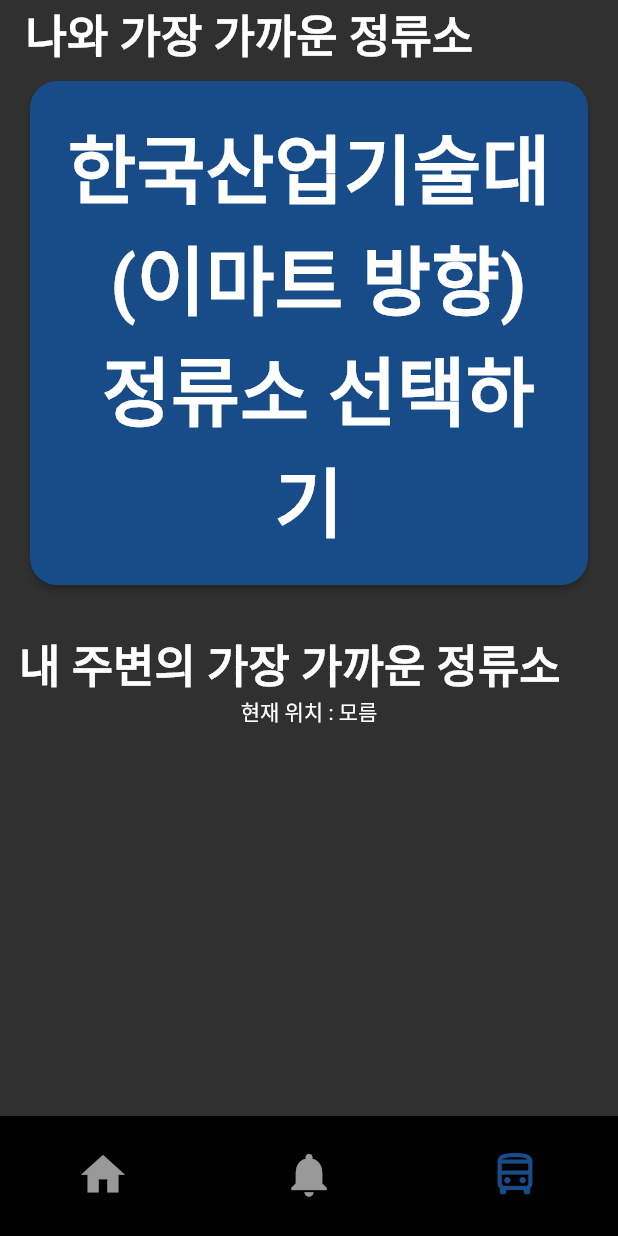
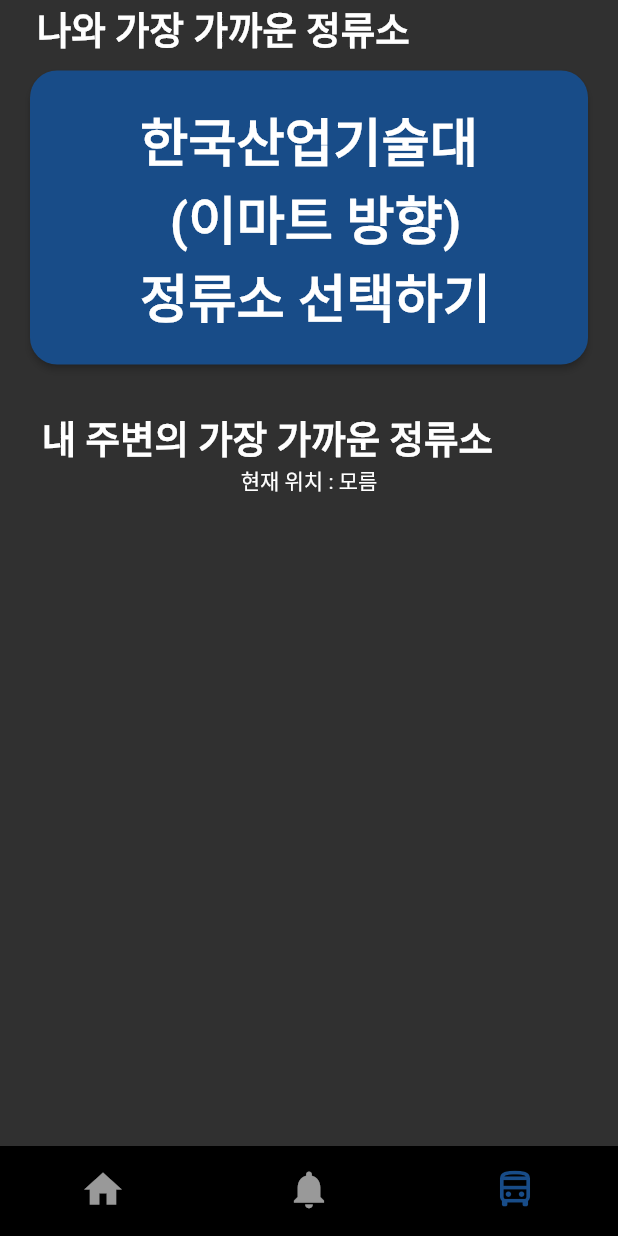
Before and after one commit to gowoonsori/weTaYo, a Flutter app: the screen it shows after launch, after a tap on an icon or button, on a phone screen of 412 x 824 dp. Run offline on Flutter 3.47's test engine with Material 2 defaults, Android fonts, the phone set to English and light mode, and no system bars; our stand-ins replace geolocator, permission_handler.

Commit message:
geolocation + widgetsize adjusut

```diff
--- a/wetayo_app/lib/screen/home_screen.dart
+++ b/wetayo_app/lib/screen/home_screen.dart
@@ -34,7 +34,7 @@ class _HomeScreenState extends State<HomeScreen> {
               Container(
                 margin: EdgeInsets.only(left: 20.0, right: 20.0, top: 20.0),
                 width: double.infinity,
-                height: 480.0,
+                height: MediaQuery.of(context).size.height * 0.5,
                 child: RaisedButton(
                   shape: RoundedRectangleBorder(
                     borderRadius: BorderRadius.circular(18.0),
--- a/wetayo_app/lib/screen/station_screen.dart
+++ b/wetayo_app/lib/screen/station_screen.dart
@@ -48,6 +48,8 @@ class _StationScreenState extends State<StationScreen> {
     setState(() {
       _text = _newText;
     });
+
+    print(_text);
   }
 
   @override
@@ -61,7 +63,7 @@ class _StationScreenState extends State<StationScreen> {
             alignment: Alignment(-0.7, 0),
             child: Text(
               '나와 가장 가까운 정류소',
-              style: TextStyle(fontSize: 30.0, fontWeight: FontWeight.bold),
+              style: TextStyle(fontSize: 25.0, fontWeight: FontWeight.bold),
               textAlign: TextAlign.center,
             ),
           ),
@@ -75,7 +77,7 @@ class _StationScreenState extends State<StationScreen> {
               ),
               child: Text(
                 '한국산업기술대 \n (이마트 방향) \n 정류소 선택하기',
-                style: TextStyle(fontSize: 50.0, fontWeight: FontWeight.bold),
+                style: TextStyle(fontSize: 35.0, fontWeight: FontWeight.bold),
                 textAlign: TextAlign.center,
               ),
               color: Color(0xff184C88),
@@ -87,7 +89,7 @@ class _StationScreenState extends State<StationScreen> {
             alignment: Alignment(-0.5, 0),
             child: Text(
               '내 주변의 가장 가까운 정류소',
-              style: TextStyle(fontSize: 30.0, fontWeight: FontWeight.bold),
+              style: TextStyle(fontSize: 25.0, fontWeight: FontWeight.bold),
               textAlign: TextAlign.center,
             ),
           ),
--- a/wetayo_app/lib/widget/bottom_bar.dart
+++ b/wetayo_app/lib/widget/bottom_bar.dart
@@ -4,7 +4,7 @@ class Bottom extends StatelessWidget {
   @override
   Widget build(BuildContext context) {
     return Container(
-      height: 80,
+      height: 60,
       color: Colors.black,
       child: Container(
         height: 50,
@@ -16,19 +16,19 @@ class Bottom extends StatelessWidget {
             Tab(
               icon: Icon(
                 Icons.home,
-                size: 35,
+                size: 30,
               ),
             ),
             Tab(
               icon: Icon(
                 Icons.notifications,
-                size: 35,
+                size: 30,
               ),
             ),
             Tab(
               icon: Icon(
                 Icons.directions_bus_outlined,
-                size: 35,
+                size: 30,
               ),
             ),
           ],
```
